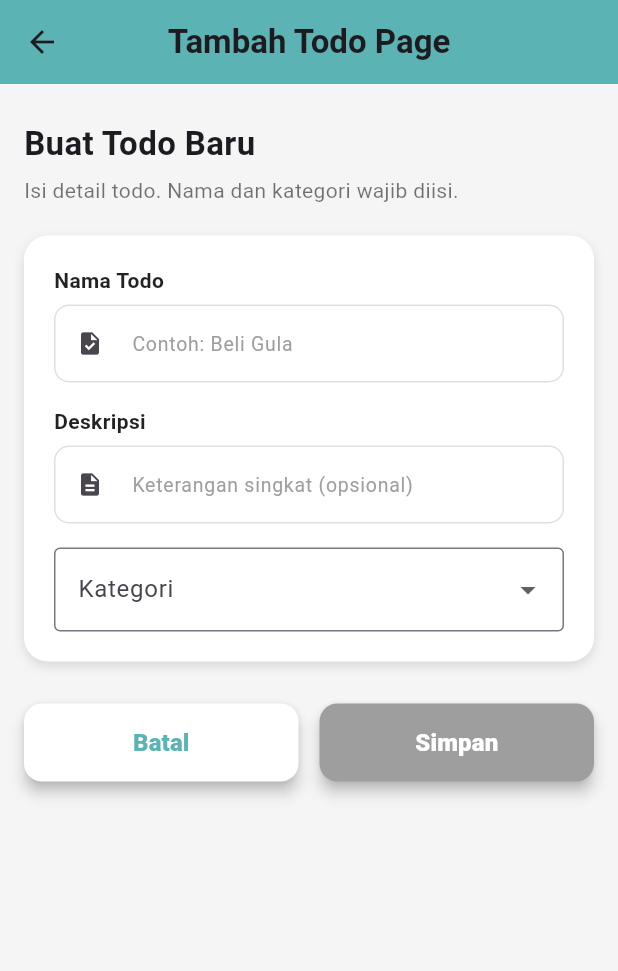
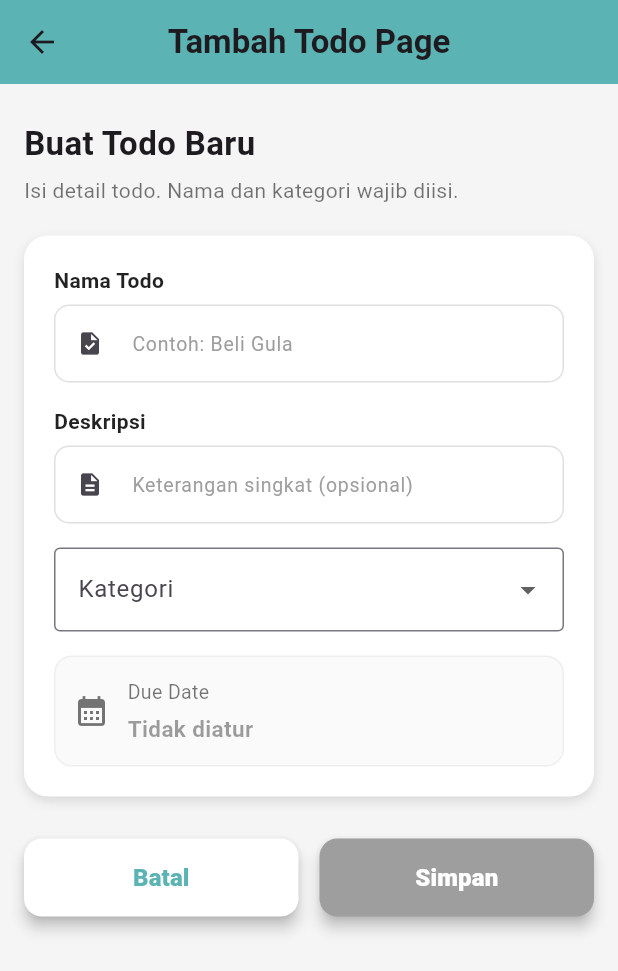
Before and after one commit to Mythiosss/tugas1_11PPLG2_mobiledev, a Flutter app: the BottomNav screen opened by its route, after a tap on the "add" icon, on a phone screen of 412 x 824 dp. Shown: the top 971 px of the screen. Run offline on Flutter 3.47's test engine with Material 3 defaults, Android fonts, the phone set to English and light mode, and no system bars; our stand-ins replace get.

Commit message:
feat:[AMIR] Add due date & completed date in todo

```diff
--- a/lib/fragments/add_todo_page.dart
+++ b/lib/fragments/add_todo_page.dart
@@ -14,6 +14,33 @@ class AddTodoPage extends StatelessWidget {
 
   final mint = const Color(0xFF7FD6D6);
   final mintDark = const Color(0xFF5CB3B3);
+
+  String _formatDateTime(DateTime? dt) {
+    if (dt == null) return 'Tidak diatur';
+    return '${dt.day.toString().padLeft(2, '0')}-'
+        '${dt.month.toString().padLeft(2, '0')}-'
+        '${dt.year}';
+  }
+
+  Future<void> _pickDueDate(BuildContext context) async {
+    final now = DateTime.now();
+    final DateTime? pickedDate = await showDatePicker(
+      context: context,
+      initialDate: c.selectedDueDate.value ?? now,
+      firstDate: DateTime(now.year - 2),
+      lastDate: DateTime(now.year + 5),
+    );
+
+    if (pickedDate == null) return;
+
+    final DateTime finalDateTime = DateTime(
+      pickedDate.year,
+      pickedDate.month,
+      pickedDate.day,
+    );
+
+    c.setDueDate(finalDateTime);
+  }
 
   @override
   Widget build(BuildContext context) {
@@ -90,6 +117,66 @@ class AddTodoPage extends StatelessWidget {
                         label: 'Kategori',
                       ),
                     ),
+
+                    const SizedBox(height: 16),
+
+                    // ===== Due Date row =====
+                    Obx(
+                          () => Material(
+                        color: Colors.transparent,
+                        child: InkWell(
+                          borderRadius: BorderRadius.circular(12),
+                          onTap: () => _pickDueDate(context),
+                          child: Container(
+                            padding: const EdgeInsets.symmetric(
+                                horizontal: 12, vertical: 14),
+                            decoration: BoxDecoration(
+                              color: Colors.grey.shade50,
+                              borderRadius: BorderRadius.circular(12),
+                              border: Border.all(color: Colors.grey.shade200),
+                            ),
+                            child: Row(
+                              children: [
+                                const Icon(Icons.calendar_month,
+                                    color: Colors.black54),
+                                const SizedBox(width: 12),
+                                Expanded(
+                                  child: Column(
+                                    crossAxisAlignment:
+                                    CrossAxisAlignment.start,
+                                    children: [
+                                      const Text(
+                                        'Due Date',
+                                        style: TextStyle(
+                                            fontSize: 13,
+                                            color: Colors.black54),
+                                      ),
+                                      const SizedBox(height: 4),
+                                      Text(
+                                        _formatDateTime(
+                                            c.selectedDueDate.value),
+                                        style: TextStyle(
+                                          fontSize: 15,
+                                          fontWeight: FontWeight.w600,
+                                          color: c.selectedDueDate.value == null
+                                              ? Colors.black38
+                                              : Colors.black87,
+                                        ),
+                                      ),
+                                    ],
+                                  ),
+                                ),
+                                if (c.selectedDueDate.value != null)
+                                  IconButton(
+                                    onPressed: () => c.setDueDate(null),
+                                    icon: const Icon(Icons.close),
+                                  ),
+                              ],
+                            ),
+                          ),
+                        ),
+                      ),
+                    ),
                   ],
                 ),
               ),
@@ -132,7 +219,7 @@ class AddTodoPage extends StatelessWidget {
                           Get.snackbar(
                             'Todo Info',
                             'Nama dan kategori harus diisi',
-                            snackPosition: SnackPosition.BOTTOM,
+                            snackPosition: SnackPosition.TOP,
                           );
                         },
                         height: 52,
--- a/lib/fragments/home_page.dart
+++ b/lib/fragments/home_page.dart
@@ -102,10 +102,11 @@ class HomePage extends StatelessWidget {
                     //   ),
                     // );
                     return CustomCardWidget(
-                      text: todo.namaTodo,
-                      todo: todo.deskripsiTodo,
+                      namaTodo: todo.namaTodo,
+                      deskripsiTodo: todo.deskripsiTodo,
                       kategori: todo.kategoriTodo,
                       isCompleted: todo.isCompleted,
+                      dueDate: todo.dueDate,
                       onDelete: () => todoController.deleteTodo(index),
                       onDone: () => todoController.toggleCompleted(index),
                     );
--- a/lib/fragments/login_page.dart
+++ b/lib/fragments/login_page.dart
@@ -78,7 +78,6 @@ class LoginPage extends StatelessWidget {
 
               const SizedBox(height: 28),
 
-              // modern card form
               Padding(
                 padding: const EdgeInsets.symmetric(horizontal: 22.0),
                 child: Container(
--- a/lib/main.dart
+++ b/lib/main.dart
@@ -3,9 +3,12 @@ import 'package:get/get.dart';
 import 'bindings/todo_binding.dart';
 import 'routes/pages.dart';
 import 'routes/routes.dart';
+import 'package:intl/date_symbol_data_local.dart';
 
-void main() {
+
+void main() async {
   WidgetsFlutterBinding.ensureInitialized();
+  await initializeDateFormatting('id_ID', null);
   runApp(const MyApp());
 }
 
@@ -22,6 +25,7 @@ class MyApp extends StatelessWidget {
       ),
       initialRoute: AppRoutes.loginPage,
       getPages: AppPages.pages,
+
       initialBinding: TodoBinding(),
     );
   }
--- a/lib/models/todo_model.dart
+++ b/lib/models/todo_model.dart
@@ -3,13 +3,18 @@ class TodoModel {
   final String deskripsiTodo;
   final String kategoriTodo;
   bool isCompleted;
+
   DateTime? completedAt;
+  DateTime? dueDate;
+  DateTime? removedAt;
 
   TodoModel({
     required this.namaTodo,
     required this.deskripsiTodo,
     required this.kategoriTodo,
     this.isCompleted = false,
-    this.completedAt
+    this.dueDate,
+    this.completedAt,
+    this.removedAt
   });
 }
--- a/lib/pages/bottom_nav.dart
+++ b/lib/pages/bottom_nav.dart
@@ -10,17 +10,31 @@ class BottomNav extends StatelessWidget {
 
   @override
   Widget build(BuildContext context) {
-    return Obx(() => Scaffold(
+    return Obx(
+          () => Scaffold(
         body: bottomController.pages[bottomController.selectedIndex.value],
         bottomNavigationBar: BottomNavigationBar(
           onTap: bottomController.changePage,
           currentIndex: bottomController.selectedIndex.value,
+          selectedItemColor: Colors.white,
+          unselectedItemColor: Colors.black54,
+          backgroundColor: const Color(0xFF5CB3B3),
           items: const [
-          BottomNavigationBarItem(icon: Icon(Icons.task_alt_sharp), label: "Todo List"),
-          BottomNavigationBarItem(icon: Icon(Icons.history), label: "History"),
-          BottomNavigationBarItem(icon: Icon(Icons.person), label: "Profile"),
+            BottomNavigationBarItem(
+              icon: Icon(Icons.task_alt_sharp),
+              label: "Todo List",
+            ),
+            BottomNavigationBarItem(
+              icon: Icon(Icons.history),
+              label: "History",
+            ),
+            BottomNavigationBarItem(
+              icon: Icon(Icons.person),
+              label: "Profile",
+            ),
           ],
         ),
-    ),);
+      ),
+    );
   }
 }
--- a/lib/routes/pages.dart
+++ b/lib/routes/pages.dart
@@ -1,4 +1,6 @@
 import 'package:get/get.dart';
+import 'package:tugas_flutter_1/fragments/amir_profile.dart';
+import 'package:tugas_flutter_1/fragments/sharlyf_profile.dart';
 import '../bindings/todo_binding.dart';
 import '../fragments/home_page.dart';
 import '../fragments/add_todo_page.dart';
@@ -16,5 +18,7 @@ class AppPages {
     GetPage(name: AppRoutes.loginPage, page: () => LoginPage(), binding: TodoBinding()),
     GetPage(name: AppRoutes.profilePage, page: () => ProfilePage(), binding: TodoBinding()),
     GetPage(name: AppRoutes.addTodo, page: () => AddTodoPage(), binding: TodoBinding()),
+    GetPage(name: AppRoutes.sharlyfPage, page: () => SharlyfProfilePage()),
+    GetPage(name: AppRoutes.amirPage, page: () => AmirProfilePage()),
   ];
 }
--- a/lib/routes/routes.dart
+++ b/lib/routes/routes.dart
@@ -5,5 +5,6 @@ class AppRoutes{
   static const String loginPage ="/loginPage";
   static const String mainMenuPage ="/mainMenuPage";
   static const String addTodo ="/addTodoPage";
-
+  static const String sharlyfPage ="/sharlyfPage";
+  static const String amirPage ="/amirPage";
 }
--- a/lib/widgets/custom_card_widget.dart
+++ b/lib/widgets/custom_card_widget.dart
@@ -1,47 +1,60 @@
 import 'package:flutter/material.dart';
+import 'package:intl/intl.dart';
 
 class CustomCardWidget extends StatelessWidget {
-  final String text;        // nama todo
-  final String todo;        // deskripsi
-  final String kategori;    // kategori todo
+  final String namaTodo;
+  final String deskripsiTodo;
+  final String kategori;
   final bool isCompleted;
   final VoidCallback onDone;
   final VoidCallback onDelete;
+  final DateTime? dueDate;
+  final DateTime? completedAt;
+  final DateTime? removedAt;
 
   const CustomCardWidget({
     super.key,
-    required this.text,
-    required this.todo,
+    required this.namaTodo,
+    required this.deskripsiTodo,
     required this.kategori,
     required this.isCompleted,
     required this.onDone,
     required this.onDelete,
+    this.dueDate,
+    this.completedAt,
+    this.removedAt,
   });
+
+  String _formatDate(DateTime? dt) {
+    if (dt == null) return "-";
+    return DateFormat("d MMMM yyyy", "id_ID").format(dt);
+  }
 
   @override
   Widget build(BuildContext context) {
     return Card(
-      shape: RoundedRectangleBorder(
-        borderRadius: BorderRadius.circular(14),
-      ),
+      shape: RoundedRectangleBorder(borderRadius: BorderRadius.circular(14)),
       elevation: 2,
       margin: const EdgeInsets.symmetric(vertical: 8),
-      child: InkWell(
-        borderRadius: BorderRadius.circular(14),
-        onTap: onDone,
       child: Padding(
         padding: const EdgeInsets.symmetric(horizontal: 16, vertical: 14),
         child: Row(
           crossAxisAlignment: CrossAxisAlignment.start,
           children: [
-              // Leading icon (done/cancel)
-              CircleAvatar(
-                radius: 24,
-                backgroundColor: Color(0xFF5CB3B3),
-                child: Icon(
-                  isCompleted ? Icons.check : Icons.cancel,
-                  color: isCompleted ? Colors.white : Colors.red,
-                  size: 28,
+
+          GestureDetector(
+          onTap: onDone,
+          child: Container(
+            width: 26,
+            height: 26,
+            decoration: BoxDecoration(
+              border: Border.all(color: Colors.teal, width: 2),
+              borderRadius: BorderRadius.circular(6),
+              color: isCompleted ? Colors.teal : Colors.transparent,
+            ),
+            child: isCompleted
+                ? const Icon(Icons.check, size: 18, color: Colors.white)
+                : null,
           ),
         ),
         const SizedBox(width: 14),
@@ -51,9 +64,8 @@ class CustomCardWidget extends StatelessWidget {
             child: Column(
               crossAxisAlignment: CrossAxisAlignment.start,
               children: [
-                    // Nama todo
               Text(
-                      text,
+              namaTodo,
               style: TextStyle(
                 fontSize: 16,
                 fontWeight: FontWeight.bold,
@@ -62,13 +74,10 @@ class CustomCardWidget extends StatelessWidget {
                     : TextDecoration.none,
               ),
             ),
-
             const SizedBox(height: 4),
-
-                    // Deskripsi
-                    if (todo.isNotEmpty)
+            if (deskripsiTodo.isNotEmpty)
         Text(
-                        todo,
+        deskripsiTodo,
         style: TextStyle(
           fontSize: 13,
           color: Colors.black87,
@@ -77,25 +86,25 @@ class CustomCardWidget extends StatelessWidget {
               : TextDecoration.none,
         ),
       ),
-
       const SizedBox(height: 8),
 
-                    // Kategori Tag
-                    Container(
-                      padding:
-                      const EdgeInsets.symmetric(horizontal: 10, vertical: 4),
-                      decoration: BoxDecoration(
-                        color: Color(0xFF5CB3B3).withOpacity(0.2),
-                        borderRadius: BorderRadius.circular(12),
-                      ),
-                      child: Text(
-                        kategori,
-                        style: TextStyle(
-                          fontSize: 12,
-                          fontWeight: FontWeight.w500,
-                          color: Color(0xFF5CB3B3),
-                        ),
-                      ),
+      // Tags
+      Wrap(
+        spacing: 12,
+        runSpacing: 4,
+        children: [
+          _buildTag(kategori, Colors.teal),
+          if (dueDate != null) _buildTag("Due: ${_formatDate(dueDate)}", Colors.orange),
+          if (isCompleted && completedAt != null)
+            Text(
+              "Done: ${DateFormat('d MMMM yyyy').format(completedAt!)}",
+              style: const TextStyle(fontSize: 12, color: Colors.green),
+            )
+          else if (!isCompleted && removedAt != null)
+            Text(
+              "Removed: ${DateFormat('d MMMM yyyy').format(removedAt!)}",
+              style: const TextStyle(fontSize: 12, color: Colors.red,
+              ))],
             ),
         ],
       ),
@@ -109,6 +118,23 @@ class CustomCardWidget extends StatelessWidget {
     ],
     ),
     ),
+    );
+  }
+
+  Widget _buildTag(String text, Color color) {
+    return Container(
+      padding: const EdgeInsets.symmetric(horizontal: 10, vertical: 4),
+      decoration: BoxDecoration(
+        color: color.withOpacity(0.15),
+        borderRadius: BorderRadius.circular(12),
+      ),
+      child: Text(
+        text,
+        style: TextStyle(
+          fontSize: 12,
+          fontWeight: FontWeight.w500,
+          color: color,
+        ),
       ),
     );
   }
--- a/pubspec.yaml
+++ b/pubspec.yaml
@@ -10,6 +10,8 @@ dependencies:
   flutter:
     sdk: flutter
   get: ^4.6.5
+  intl: ^0.19.0
+
 dev_dependencies:
   flutter_test:
     sdk: flutter
```
Also changed, not shown: lib/controllers/add_todo_controller.dart (+27 -8 lines), lib/controllers/todo_controller.dart (+8 -1 lines), lib/fragments/history_page.dart (+5 -2 lines), pubspec.lock. Lines whose indentation alone changed are shown as unchanged.
